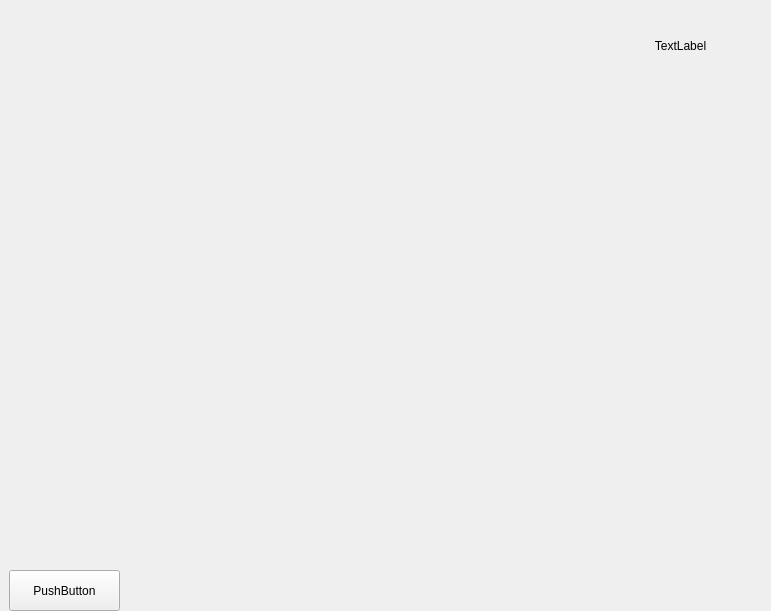
This is client/client_0.0.1/untitled1/form_game.ui in den-Master-2040/project_new_network as Qt 5 draws it before an edit. The edited form follows.
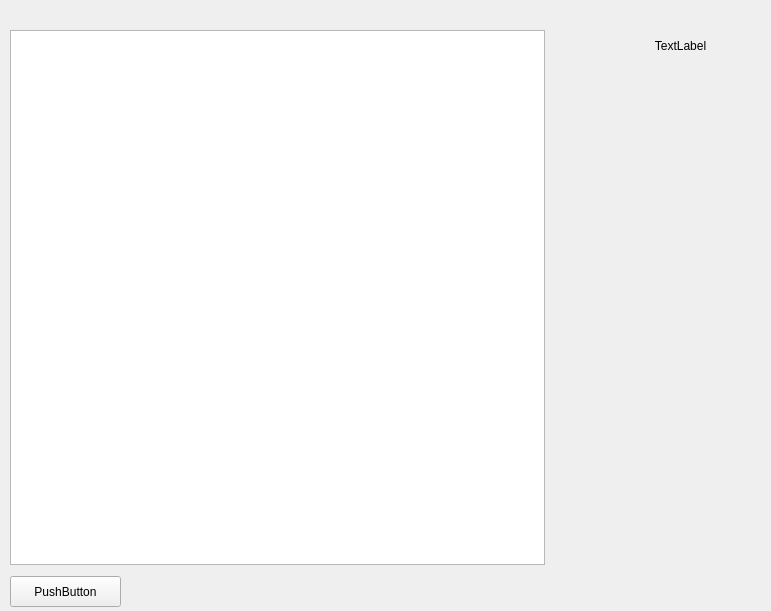
This is the edited form.

Diff of the .ui file:
```diff
--- a/client/client_0.0.1/untitled1/form_game.ui
+++ b/client/client_0.0.1/untitled1/form_game.ui
@@ -16,10 +16,10 @@
   <widget class="QPushButton" name="pushButton">
    <property name="geometry">
     <rect>
-     <x>9</x>
-     <y>570</y>
+     <x>10</x>
+     <y>576</y>
      <width>111</width>
-     <height>41</height>
+     <height>31</height>
     </rect>
    </property>
    <property name="text">
@@ -42,6 +42,16 @@
     <set>Qt::AlignCenter</set>
    </property>
   </widget>
+  <widget class="QGraphicsView" name="graphicsView">
+   <property name="geometry">
+    <rect>
+     <x>10</x>
+     <y>30</y>
+     <width>535</width>
+     <height>535</height>
+    </rect>
+   </property>
+  </widget>
  </widget>
  <resources/>
  <connections/>
```
